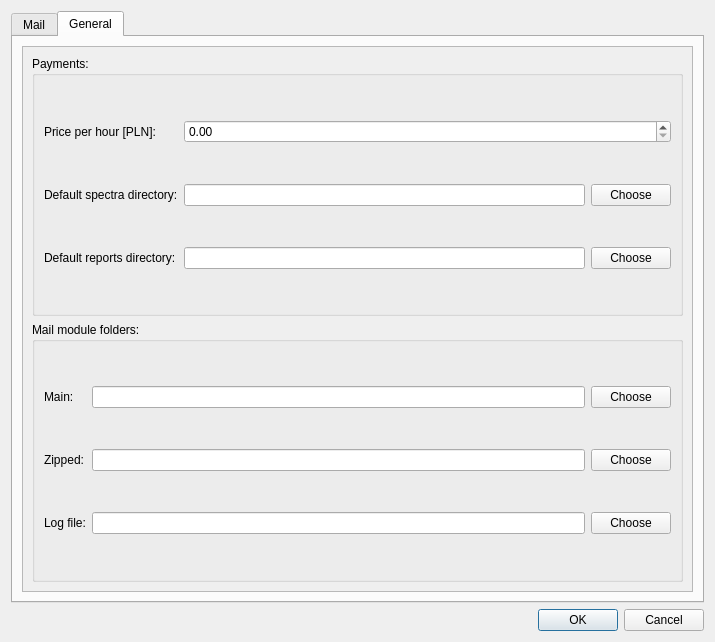
Qt form options.ui (mpustula/NMRCounter) before a commit.
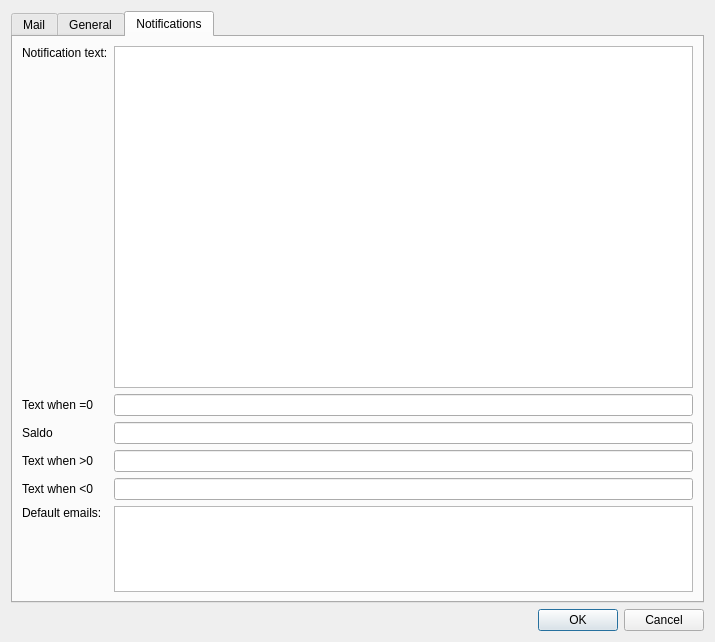
The same form after that commit.

```diff
--- a/options.ui
+++ b/options.ui
@@ -17,7 +17,7 @@
    <item>
     <widget class="QTabWidget" name="tabWidget">
      <property name="currentIndex">
-      <number>1</number>
+      <number>2</number>
      </property>
      <widget class="QWidget" name="tab">
       <attribute name="title">
@@ -349,6 +349,97 @@
        </item>
       </layout>
      </widget>
+     <widget class="QWidget" name="tab_3">
+      <attribute name="title">
+       <string>Notifications</string>
+      </attribute>
+      <layout class="QVBoxLayout" name="verticalLayout_7">
+       <item>
+        <layout class="QGridLayout" name="gridLayout_4">
+         <item row="3" column="1">
+          <widget class="QLineEdit" name="nadplata"/>
+         </item>
+         <item row="3" column="0">
+          <widget class="QLabel" name="label_21">
+           <property name="text">
+            <string>Text when &gt;0</string>
+           </property>
+          </widget>
+         </item>
+         <item row="2" column="1">
+          <widget class="QLineEdit" name="saldo"/>
+         </item>
+         <item row="0" column="0">
+          <widget class="QLabel" name="label_19">
+           <property name="text">
+            <string>Notification text:</string>
+           </property>
+           <property name="alignment">
+            <set>Qt::AlignLeading|Qt::AlignLeft|Qt::AlignTop</set>
+           </property>
+          </widget>
+         </item>
+         <item row="6" column="0">
+          <widget class="QLabel" name="label_20">
+           <property name="text">
+            <string>Default emails:</string>
+           </property>
+           <property name="alignment">
+            <set>Qt::AlignLeading|Qt::AlignLeft|Qt::AlignTop</set>
+           </property>
+          </widget>
+         </item>
+         <item row="0" column="1">
+          <widget class="QTextEdit" name="notification_text">
+           <property name="sizePolicy">
+            <sizepolicy hsizetype="Expanding" vsizetype="Preferred">
+             <horstretch>0</horstretch>
+             <verstretch>4</verstretch>
+            </sizepolicy>
+           </property>
+          </widget>
+         </item>
+         <item row="4" column="0">
+          <widget class="QLabel" name="label_22">
+           <property name="text">
+            <string>Text when &lt;0</string>
+           </property>
+          </widget>
+         </item>
+         <item row="6" column="1">
+          <widget class="QTextEdit" name="notification_emails">
+           <property name="sizePolicy">
+            <sizepolicy hsizetype="Expanding" vsizetype="Preferred">
+             <horstretch>0</horstretch>
+             <verstretch>1</verstretch>
+            </sizepolicy>
+           </property>
+          </widget>
+         </item>
+         <item row="4" column="1">
+          <widget class="QLineEdit" name="niedoplata"/>
+         </item>
+         <item row="2" column="0">
+          <widget class="QLabel" name="label_24">
+           <property name="text">
+            <string>Saldo</string>
+           </property>
+          </widget>
+         </item>
+         <item row="1" column="1">
+          <widget class="QLineEdit" name="brak_naleznosci"/>
+         </item>
+         <item row="1" column="0">
+          <widget class="QLabel" name="label_23">
+           <property name="text">
+            <string>Text when =0</string>
+           </property>
+          </widget>
+         </item>
+        </layout>
+       </item>
+      </layout>
+     </widget>
     </widget>
    </item>
    <item>
```
Left out of the diff: 4 changed lines with no effect on the pictures.
